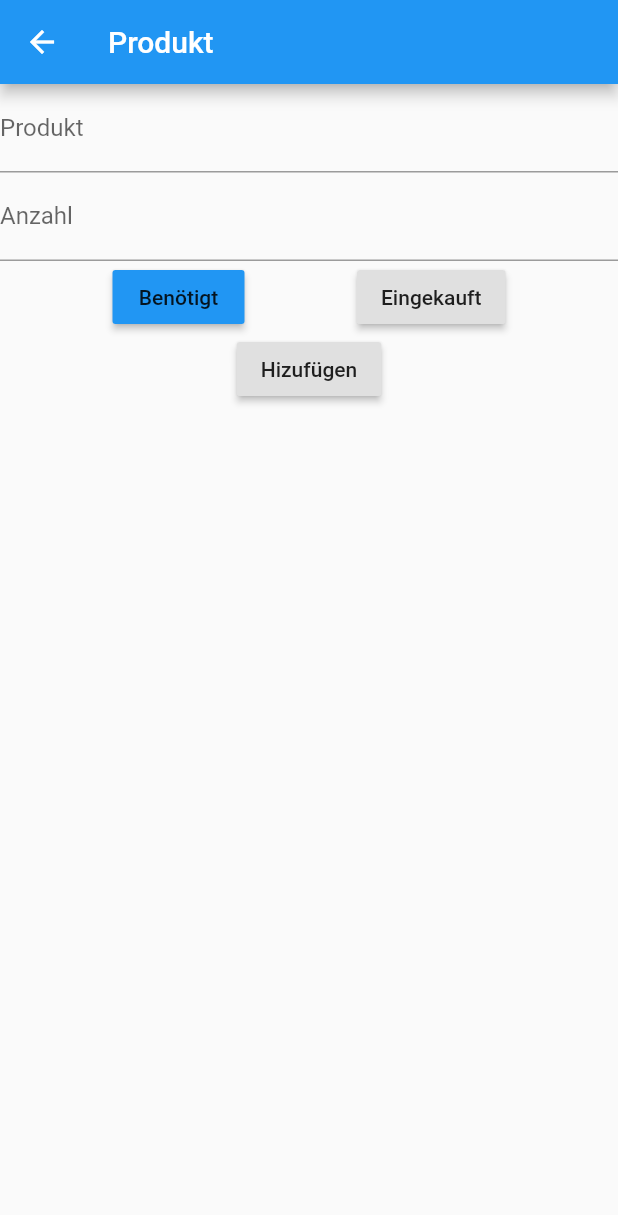
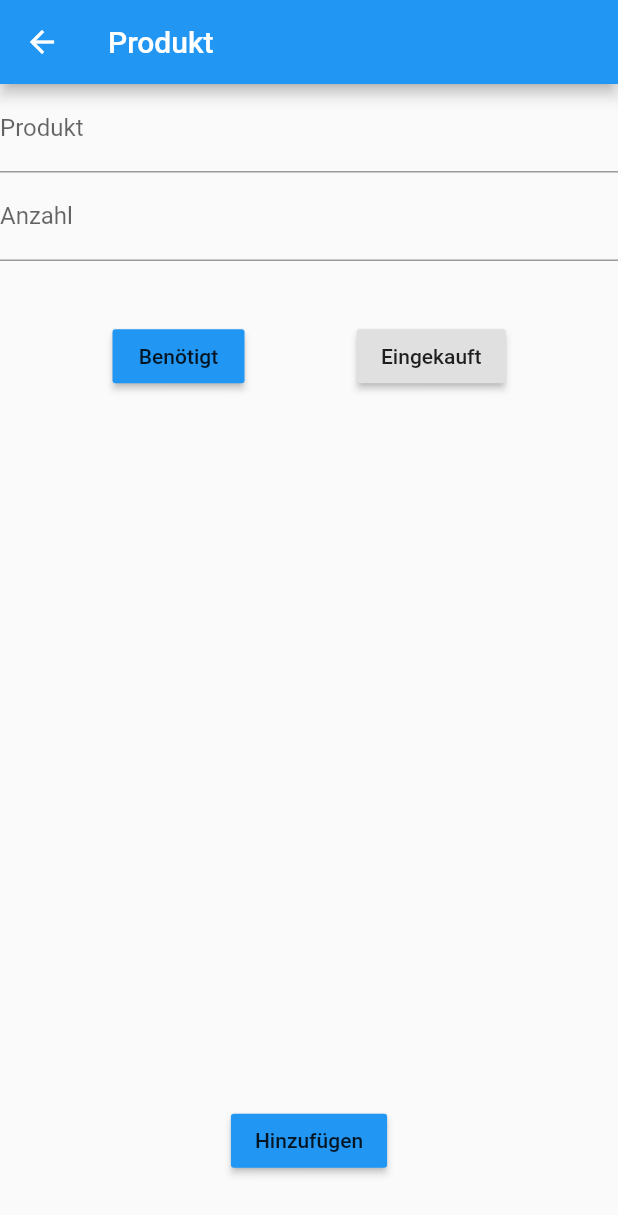
Before and after one commit to Flopi04LP/shoppinglist-app, a Flutter app: the product screen opened directly, on a phone screen of 412 x 824 dp. Shown: the top 1215 px of the screen. Run offline on Flutter 3.47's test engine with Material 2 defaults, Android fonts, the phone set to English and light mode, and no system bars; our stand-ins replace cloud_firestore, firebase_core; accounts and stored records are empty.

Commit message:
Update product.dart

```diff
--- a/lib/pages/product.dart
+++ b/lib/pages/product.dart
@@ -1,3 +1,5 @@
+// ignore_for_file: deprecated_member_use
+
 import 'package:flutter/material.dart';
 import 'package:firebase_core/firebase_core.dart';
 import 'package:cloud_firestore/cloud_firestore.dart';
@@ -23,7 +25,8 @@ class _productState extends State<product> {
 
     Map<String, String> todoList = {
       "todoTitle": title,
-      "todoDesc": description
+      "todoDesc": description,
+      "todoStatus": _isSelected[0].toString(), // true
     };
 
     documentReference
@@ -55,6 +58,7 @@ class _productState extends State<product> {
               description = value;
             },
           ),
+          const Spacer(flex: 1),
           Row(
             mainAxisAlignment: MainAxisAlignment.spaceEvenly,
             children: [
@@ -80,13 +84,19 @@ class _productState extends State<product> {
               ),
             ],
           ),
-          RaisedButton(
-              onPressed: () {
-                createToDo();
-
-                Navigator.of(context).pop();
-              },
-              child: const Text("Hizufügen"))
+          const Spacer(flex: 12),
+          Column(
+            children: [
+              RaisedButton(
+                  onPressed: () {
+                    createToDo();
+                    Navigator.of(context).pop();
+                  },
+                  color: Colors.blue,
+                  child: const Text("Hinzufügen"))
+            ],
+          ),
+          const Spacer(flex: 1),
         ],
       ),
     );
```
